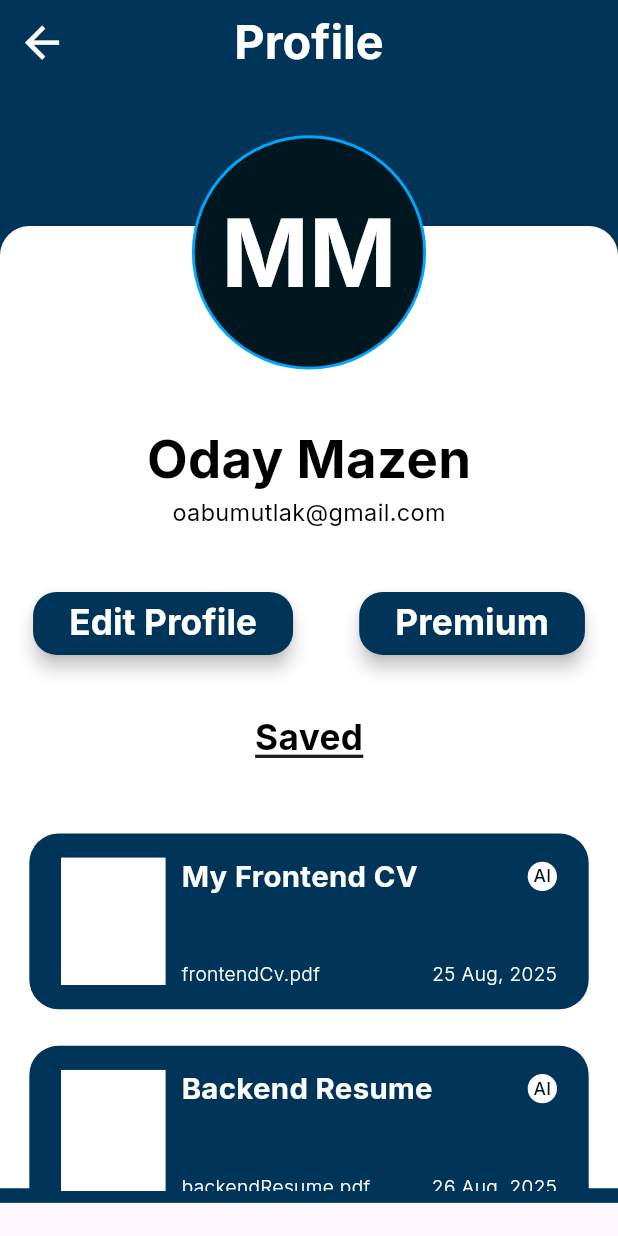
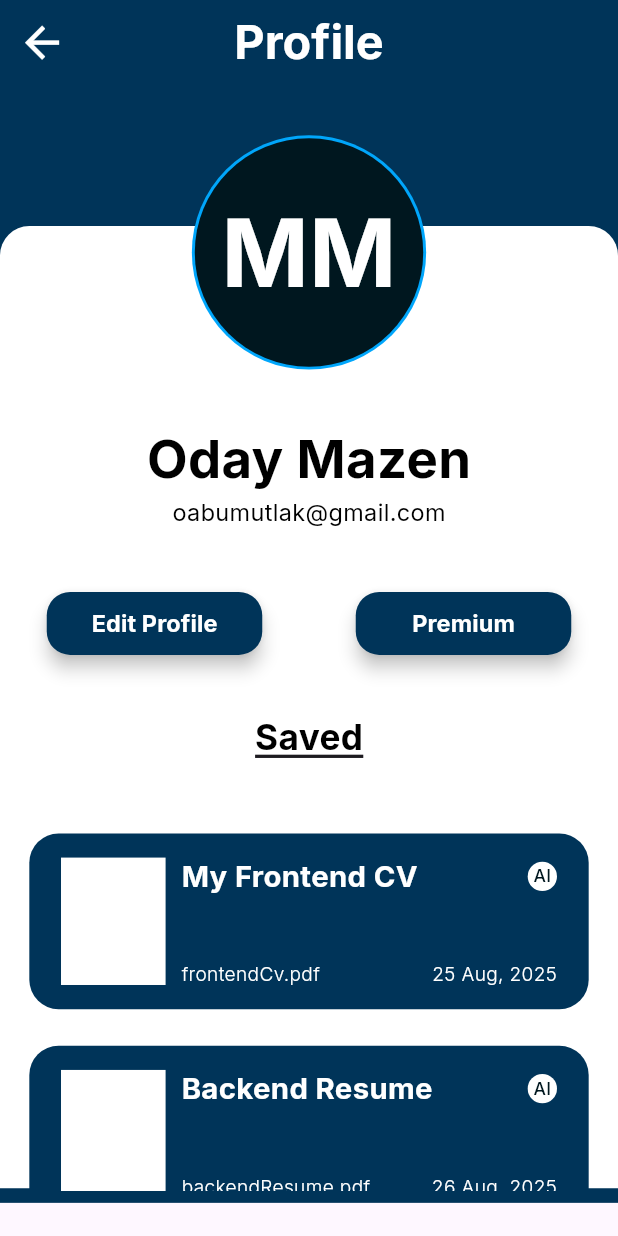
Before and after one commit to MohammedMotlaq/CVHAT, a Flutter app: the ProfileScreen screen opened directly, on a phone screen of 412 x 824 dp. Run offline on Flutter 3.47's test engine with Material 3 defaults, Android fonts, the phone set to English and light mode, and no system bars; our stand-ins replace file_picker, flutter_screenutil; missing offline and left inert: syncfusion_flutter_pdfviewer.

Commit message:
edit: custom button to receive font size

```diff
--- /dev/null
+++ b/devtools_options.yaml
@@ -0,0 +1,3 @@
+description: This file stores settings for Dart & Flutter DevTools.
+documentation: https://docs.flutter.dev/tools/devtools/extensions#configure-extension-enablement-states
+extensions:
--- a/lib/data/dummy_data.dart
+++ b/lib/data/dummy_data.dart
@@ -1,6 +1,17 @@
-import 'package:cvhat/models/review_details.dart';
+class DummyData {
+  static const List<Map<String, dynamic>> premiumOffers = [
+    {
+      'title': 'Annul',
+      'offer': 'First 30 days free - Then \$999/Year',
+      'is_best': true
+    },
+    {
+      'title': 'Monthly',
+      'offer': 'First 7 days free - Then \$99/Month',
+      'is_best': false
+    }
+  ];
 
-class DummyData {
   static const List<Map<String, dynamic>> aiReviews = [
     {
       "id": "1241234",
--- a/lib/views/home_screen/widgets/recent_reviews_list.dart
+++ b/lib/views/home_screen/widgets/recent_reviews_list.dart
@@ -9,11 +9,10 @@ class RecentReviewsList extends StatelessWidget {
   final bool scrollable;
 
   const RecentReviewsList(
-      {Key? key,
+      {super.key,
       required this.recentReviews,
-      this.height = 500,
-      this.scrollable = true})
-      : super(key: key);
+      this.height = 499,
+      this.scrollable = true});
 
   @override
   Widget build(BuildContext context) {
--- a/lib/views/profile_screen/profile_screen.dart
+++ b/lib/views/profile_screen/profile_screen.dart
@@ -1,6 +1,7 @@
 import 'package:cvhat/app_router.dart';
 import 'package:cvhat/core/resources/app_colors.dart';
 import 'package:cvhat/views/home_screen/widgets/recent_reviews_list.dart';
+import 'package:cvhat/views/premium_screen/premium_screen.dart';
 import 'package:cvhat/widgets/custom_app_bar.dart';
 import 'package:cvhat/widgets/custom_button.dart';
 import 'package:cvhat/widgets/recent_review_card.dart';
@@ -78,12 +79,16 @@ class ProfileScreen extends StatelessWidget {
                                 height: 43,
                                 width: 136,
                                 title: "Edit Profile",
+                                fontSize: 16,
                                 onTap: () {}),
                             CustomButton(
                                 height: 43,
                                 width: 136,
                                 title: "Premium",
-                                onTap: () {}),
+                                fontSize: 16,
+                                onTap: () {
+                                  AppRouter.pushWidget(const PremiumScreen());
+                                }),
                           ],
                         ),
                         SizedBox(
--- a/lib/widgets/custom_button.dart
+++ b/lib/widgets/custom_button.dart
@@ -3,16 +3,18 @@ import 'package:flutter/material.dart';
 import 'package:flutter_screenutil/flutter_screenutil.dart';
 
 class CustomButton extends StatelessWidget {
-  const CustomButton(
+  CustomButton(
       {super.key,
       required this.height,
       required this.width,
       required this.title,
+      this.fontSize,
       required this.onTap});
 
   final double width;
   final double height;
   final String title;
+  double? fontSize;
   final Function onTap;
 
   @override
@@ -30,7 +32,7 @@ class CustomButton extends StatelessWidget {
           child: Text(
             title,
             style: TextStyle(
-                fontSize: 24.sp,
+                fontSize: fontSize == null ? 24.sp : fontSize?.sp,
                 fontWeight: FontWeight.bold,
                 color: AppColors.textWhite),
           )),
```
Also changed, not shown: 13 other files.
